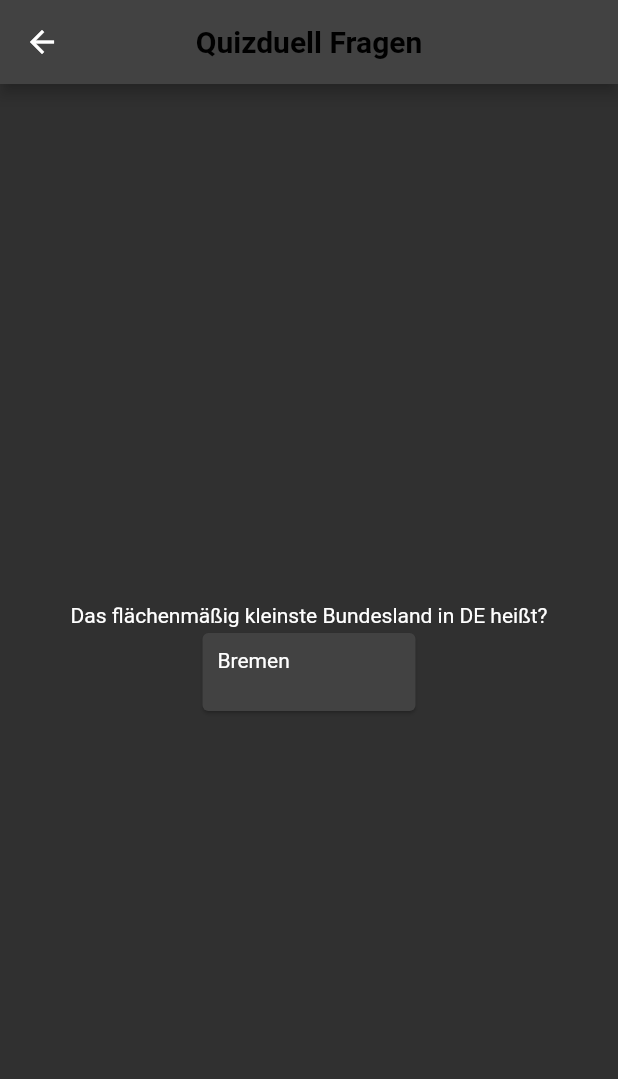
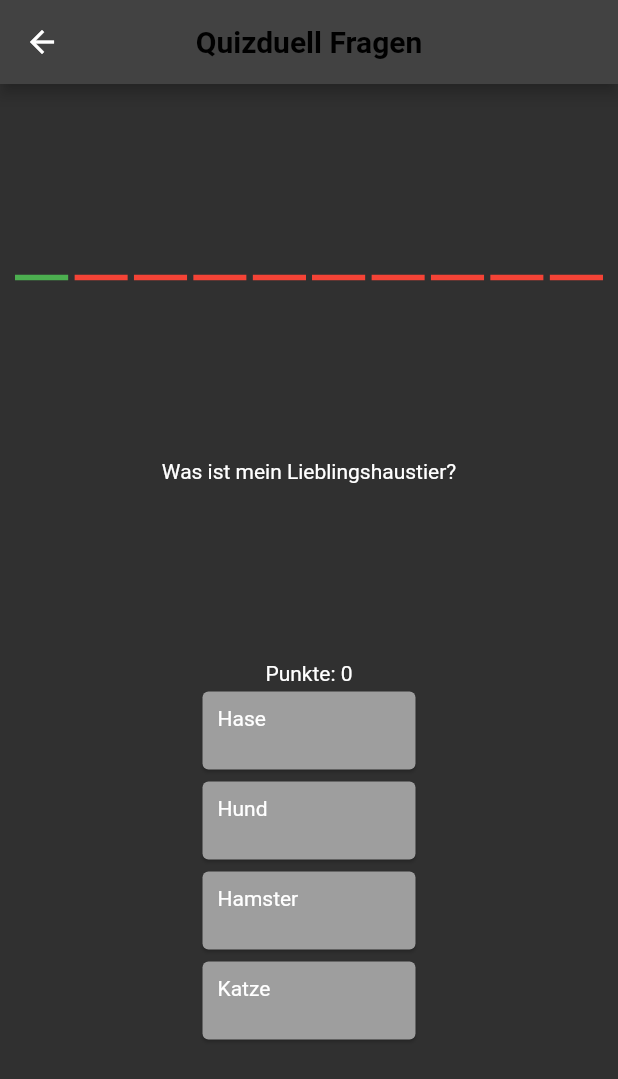
Before and after one commit to amyoe/project_moc, a Flutter app: the QuizDuell screen opened directly, on a phone screen of 412 x 824 dp. Shown: the top 1079 px of the screen. Run offline on Flutter 3.47's test engine with Material 2 defaults, Android fonts, the phone set to English and light mode, and no system bars; drawn by our look-alikes of step_progress_indicator; our stand-ins replace font_awesome_flutter; Roboto replaces fonts that are missing (Georgia).

Commit message:
QuizDuell Spiel fertig erstellt.

```diff
--- a/lib/layout/BrandschutzMenu.dart
+++ b/lib/layout/BrandschutzMenu.dart
@@ -1,6 +1,6 @@
 import 'package:project_moc/layout/widget.dart';
 import 'package:flutter/material.dart';
-import 'package:project_moc/layout/game';
+import 'package:project_moc/layout/games.dart';
 
 class BrandschutzMenu extends StatefulWidget {
   const BrandschutzMenu({Key? key}) : super(key: key);
--- a/lib/layout/quizduell.dart
+++ b/lib/layout/quizduell.dart
@@ -1,8 +1,12 @@
+import 'package:project_moc/logic/question_controller.dart';
 import 'package:project_moc/logic/questions.dart';
 import 'package:project_moc/layout/widget.dart';
 import 'package:flutter/material.dart';
 import 'package:project_moc/layout/profil.dart';
 import 'package:project_moc/model/quizmodel.dart';
+import 'package:step_progress_indicator/step_progress_indicator.dart';
+
+import 'endscreen_quizduell.dart';
 
 class QuizDuell extends StatefulWidget{
   const QuizDuell({Key? key}) : super(key: key);
@@ -14,11 +18,48 @@ class QuizDuell extends StatefulWidget{
 
 class _QuizDuellSate extends State<QuizDuell> {
 
+  //late verwenden, da ich es nicht jetzt initalisiere, sondern später
+  int currentLevel = 1;
+  int userPoints = 0;
   late QuizModel currentQuestion;
+  late List<String> answers;
+  late List<int> questionIndex;
+  List<bool?> answerValidation = [null, null, null, null];
+
   @override
   void initState() {
-    currentQuestion = loadQuestion(1);
     super.initState();
+    questionIndex = getQuestionIndexRandom(10);
+    loadNewQuestion();
+  }
+
+  loadNewQuestion() {
+    setState(() {
+      currentQuestion = loadQuestion(questionIndex[currentLevel - 1]);
+      answers = getQuestionRandomList(currentQuestion.wrongAnswers, currentQuestion.correctAnswer);
+      answerValidation = [null, null, null, null];
+    });
+  }
+
+  validateAndShowAnswers(int userAnswerIndex) async {
+    setState(() {
+      int correctIndex = getCorrectAnswerIndex(answers, currentQuestion.correctAnswer);
+      answerValidation[correctIndex] = true;
+      if(userAnswerIndex == correctIndex ){
+        userPoints++;
+      } else {
+        answerValidation[userAnswerIndex] = false;
+      }
+    });
+
+    await Future.delayed(Duration(seconds: 2));
+    currentLevel++;
+    if (currentLevel<=10) {
+      loadNewQuestion();
+    } else{
+        Navigator.push(context,
+                      MaterialPageRoute(builder: (context) => EndScreen(userPoints: this.userPoints,)));
+    }
   }
 
   @override
@@ -32,10 +73,40 @@ class _QuizDuellSate extends State<QuizDuell> {
             child: Column(
               mainAxisAlignment: MainAxisAlignment.center,
               children: [
+                Spacer(),
+                StepProgressIndicator(
+                  totalSteps: 10,
+                  currentStep: currentLevel,
+                  selectedColor: Colors.green,
+                  unselectedColor: Colors.red,
+                ),
+                Spacer(),
                 Text(
                   currentQuestion.question,
                 ),
-                answerCard(loadQuestion(1).correctAnswer),
+                Spacer(),
+                Text("Punkte: "+ userPoints.toString()),
+                GestureDetector(
+                  child:answerCard(answers[0], answer: answerValidation[0]),
+                  onTap:(){
+                  validateAndShowAnswers(0);
+                },),
+                GestureDetector(
+                  child:answerCard(answers[1], answer: answerValidation[1]),
+                  onTap:(){
+                  validateAndShowAnswers(1);
+                },),
+                GestureDetector(
+                  child:answerCard(answers[2], answer: answerValidation[2]),
+                  onTap:(){
+                  validateAndShowAnswers(2);
+                },),
+                GestureDetector(
+                  child:answerCard(answers[3], answer: answerValidation[3]),
+                  onTap:(){
+                  validateAndShowAnswers(3);
+                },),
+                Spacer(),
               ],
             ),
           ),
--- a/lib/layout/widget.dart
+++ b/lib/layout/widget.dart
@@ -12,11 +12,16 @@ PreferredSizeWidget customAppBar(String title) {
 }
 
 // Global ausgelagert die Antwortkarten
-Widget answerCard(String text){
+Widget answerCard(String text, {bool? answer}) {
   return Container(
     height: 60,
     width: 150,
     child: Card(
+      color: (answer == null)
+          ? Colors.grey
+      :(answer)
+          ? Colors.green
+          : Colors.red,
       child: Padding(
         padding: const EdgeInsets.all(10.0),
         child: Text(text),
--- /dev/null
+++ b/lib/logic/question_controller.dart
@@ -0,0 +1,24 @@
+//Zufällige Reihenfolge der Antworten ermöglichen
+//Den falschen Antworten habe ich die richtige Antwort hinzugefügt, damit ich nur eine weitere Liste erstellen muss
+
+List<String> getQuestionRandomList(List<String> wrongAnswers, String correctAnswer) {
+  wrongAnswers.add(correctAnswer);
+  wrongAnswers.shuffle();
+  return wrongAnswers;
+}
+
+//Zufällige Reihenfolge der Fragen
+List<int> getQuestionIndexRandom(int length) {
+  var list = new List<int>.generate(length, (index)=> index);
+  list.shuffle();
+  return list;
+}
+
+int getCorrectAnswerIndex(List<String> answers, String correctAnswer){
+  for (int index = 0; index < answers.length; index++){
+    if(answers[index].compareTo(correctAnswer) == 0){
+      return index;
+    }
+  }
+  return -1;
+}
--- a/lib/logic/questions.dart
+++ b/lib/logic/questions.dart
@@ -36,5 +36,5 @@ QuizModel loadQuestion(int questionIndex){
         "YouTube ist eine ... ", "Plattform", ["Suchmaschine","Schule","Online Shop"]),
 
   ];
-  return questionList[questionIndex - 1];
+  return questionList[questionIndex];
 }
--- a/pubspec.yaml
+++ b/pubspec.yaml
@@ -30,6 +30,7 @@ dependencies:
   flutter:
     sdk: flutter
   font_awesome_flutter: '>= 4.7.0'
+  step_progress_indicator: ^1.0.1
 
 
   # The following adds the Cupertino Icons font to your application.
```
Also changed, not shown: lib/layout/endscreen_quizduell.dart (added, +17 -0 lines), pubspec.lock.
